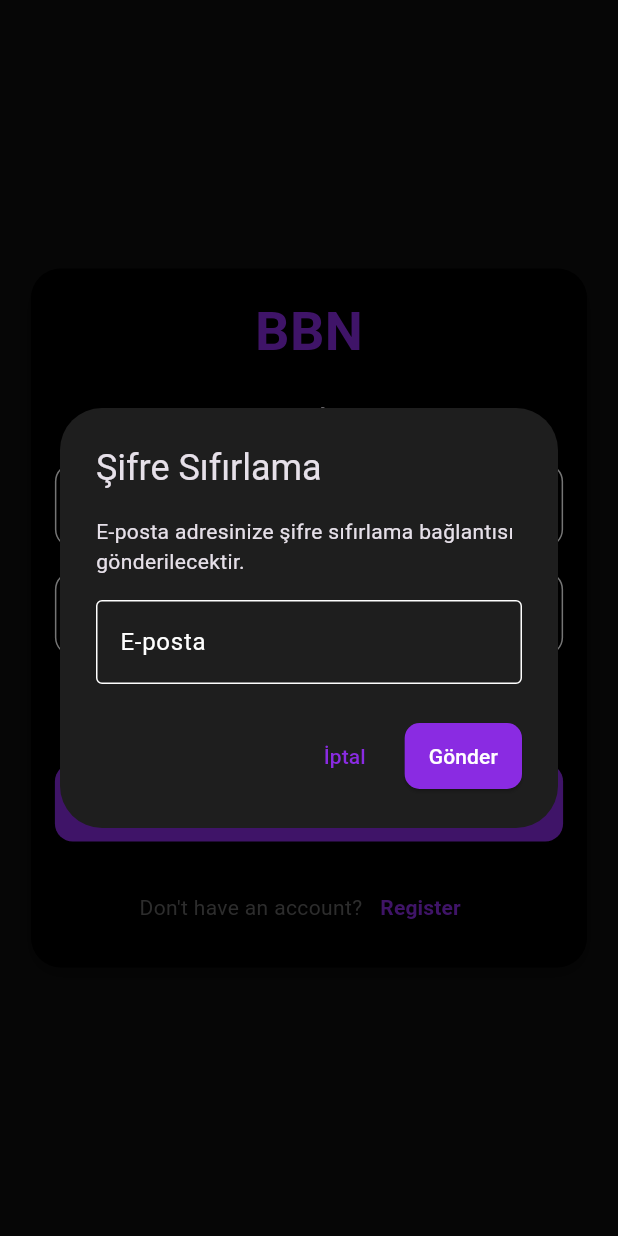
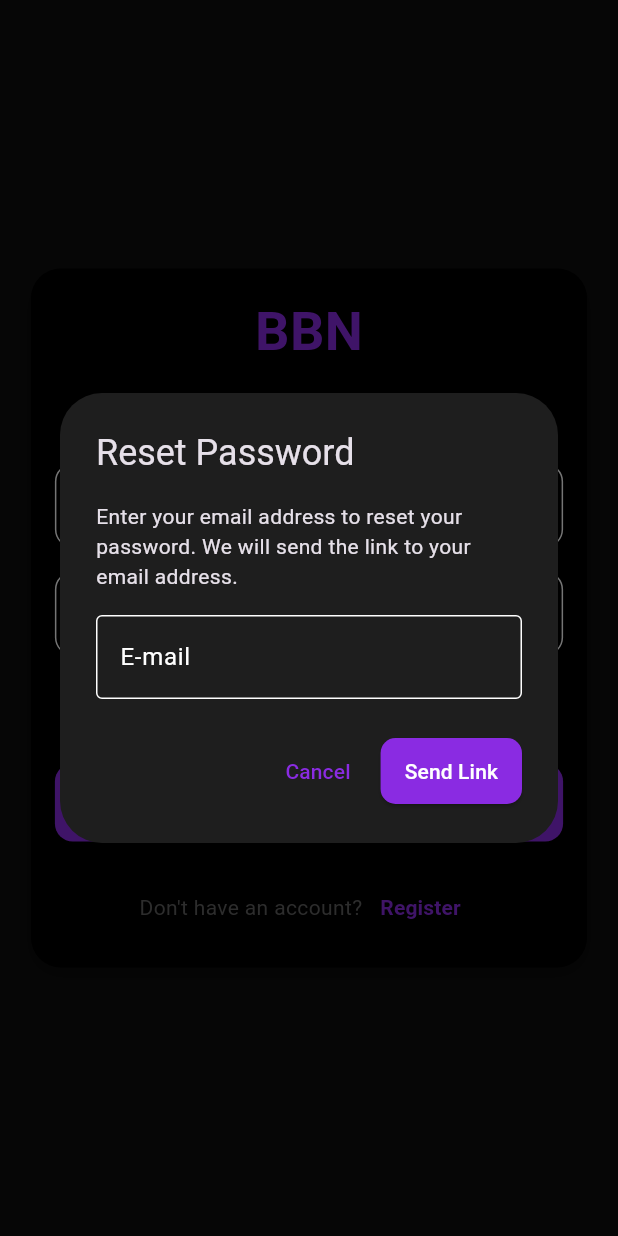
Before and after one commit to mrakpinar/bullbearnews, a Flutter app: the screen it shows after launch, after a tap on "Forgot Password?", on a phone screen of 412 x 824 dp. Run offline on Flutter 3.47's test engine with Material 3 defaults, Android fonts, the phone set to English and light mode, and no system bars; our stand-ins replace cached_network_image, cloud_firestore, firebase_auth, firebase_core, shared_preferences; accounts and stored records are empty; generated files the repository leaves out were written again; Roboto replaces fonts that are missing (DMSerif).

Commit message:
Fixed Some Errors

```diff
--- a/lib/screens/auth_screen.dart
+++ b/lib/screens/auth_screen.dart
@@ -19,6 +19,7 @@ class _AuthScreenState extends State<AuthScreen> {
   String _email = '';
   String _password = '';
   String _name = '';
+  String _nickname = '';
   String _errorMessage = '';
 
   void _switchAuthMode() {
@@ -34,17 +35,17 @@ class _AuthScreenState extends State<AuthScreen> {
     showDialog(
       context: context,
       builder: (ctx) => AlertDialog(
-        title: Text('Şifre Sıfırlama'),
+        title: Text('Reset Password'),
         content: Column(
           mainAxisSize: MainAxisSize.min,
           children: [
             Text(
-                'E-posta adresinize şifre sıfırlama bağlantısı gönderilecektir.'),
+                'Enter your email address to reset your password. We will send the link to your email address.'),
             SizedBox(height: 16),
             TextField(
               controller: emailController,
               decoration: InputDecoration(
-                labelText: 'E-posta',
+                labelText: 'E-mail',
                 border: OutlineInputBorder(),
               ),
               keyboardType: TextInputType.emailAddress,
@@ -54,14 +55,14 @@ class _AuthScreenState extends State<AuthScreen> {
         actions: [
           TextButton(
             onPressed: () => Navigator.of(ctx).pop(),
-            child: Text('İptal'),
+            child: Text('Cancel'),
           ),
           ElevatedButton(
             onPressed: () async {
               if (emailController.text.isEmpty ||
                   !emailController.text.contains('@')) {
                 ScaffoldMessenger.of(context).showSnackBar(
-                  SnackBar(content: Text('Geçerli bir e-posta adresi girin')),
+                  SnackBar(content: Text('Enter a valid e-mail address')),
                 );
                 return;
               }
@@ -71,7 +72,7 @@ class _AuthScreenState extends State<AuthScreen> {
                 Navigator.of(ctx).pop();
                 ScaffoldMessenger.of(context).showSnackBar(
                   SnackBar(
-                    content: Text('Şifre sıfırlama bağlantısı gönderildi'),
+                    content: Text('Password reset link sent to your e-mail.'),
                     backgroundColor: Colors.green,
                   ),
                 );
@@ -79,13 +80,13 @@ class _AuthScreenState extends State<AuthScreen> {
                 Navigator.of(ctx).pop();
                 ScaffoldMessenger.of(context).showSnackBar(
                   SnackBar(
-                    content: Text('Hata: ${e.toString()}'),
+                    content: Text('Error: ${e.toString()}'),
                     backgroundColor: Colors.red,
                   ),
                 );
               }
             },
-            child: Text('Gönder'),
+            child: Text('Send Link'),
           ),
         ],
       ),
@@ -105,10 +106,10 @@ class _AuthScreenState extends State<AuthScreen> {
       if (_isLogin) {
         await _authService.signIn(_email, _password);
       } else {
-        await _authService.signUp(_email, _password, _name);
+        await _authService.signUp(_email, _password, _name, _nickname);
         ScaffoldMessenger.of(context).showSnackBar(
           SnackBar(
-            content: Text('Kayıt başarılı! Otomatik giriş yapılıyor...'),
+            content: Text('Registered successfully!'),
             backgroundColor: Colors.green,
           ),
         );
@@ -222,7 +223,28 @@ class _AuthScreenState extends State<AuthScreen> {
                             onSaved: (value) => _name = value?.trim() ?? '',
                           ),
                         if (!_isLogin) SizedBox(height: 16),
-
+                        // Kullanıcı Adı Alanı (sadece kayıt modunda)
+                        if (!_isLogin)
+                          TextFormField(
+                            decoration: InputDecoration(
+                              labelText: 'Nickname',
+                              prefixIcon: Icon(Icons.alternate_email),
+                              border: OutlineInputBorder(
+                                borderRadius: BorderRadius.circular(12),
+                              ),
+                              contentPadding:
+                                  EdgeInsets.symmetric(vertical: 16),
+                            ),
+                            validator: (value) {
+                              if (!_isLogin &&
+                                  (value == null || value.trim().isEmpty)) {
+                                return 'Please enter a nickname';
+                              }
+                              return null;
+                            },
+                            onSaved: (value) => _nickname = value?.trim() ?? '',
+                          ),
+                        if (!_isLogin) SizedBox(height: 16),
                         // E-posta Alanı
                         TextFormField(
                           decoration: InputDecoration(
--- a/lib/screens/chat_screen.dart
+++ b/lib/screens/chat_screen.dart
@@ -79,12 +79,12 @@ class _ChatScreenState extends State<ChatScreen> {
                         ),
                         const SizedBox(height: 16),
                         Text(
-                          'Henüz mesaj yok',
+                          'No messages yet.',
                           style: theme.textTheme.titleMedium,
                         ),
                         const SizedBox(height: 8),
                         Text(
-                          'Konuşmayı başlatan ilk kişi siz olun!',
+                          'Be the first to start the conversation!',
                           style: theme.textTheme.bodyMedium?.copyWith(
                             color: theme.brightness == Brightness.dark
                                 ? Colors.grey[400]
@@ -242,7 +242,7 @@ class _ChatScreenState extends State<ChatScreen> {
                   child: TextField(
                     controller: _messageController,
                     decoration: InputDecoration(
-                      hintText: 'Mesajınızı yazın...',
+                      hintText: 'Enter your message...',
                       border: OutlineInputBorder(
                         borderRadius: BorderRadius.circular(24),
                         borderSide: BorderSide.none,
--- a/lib/services/chat_service.dart
+++ b/lib/services/chat_service.dart
@@ -47,7 +47,7 @@ class ChatService {
         .add({
       'roomId': roomId,
       'userId': user.uid,
-      'username': user.displayName ?? 'Anonim Kullanıcı',
+      'username': user.email ?? 'Anonim Kullanıcı',
       'userProfileImage': user.photoURL,
       'content': content,
       'timestamp': FieldValue.serverTimestamp(),
```
Also changed, not shown: lib/screens/home_screen.dart (+7 -2 lines), lib/screens/profile_screen.dart (+11 -0 lines), lib/services/auth_service.dart (+11 -5 lines).
